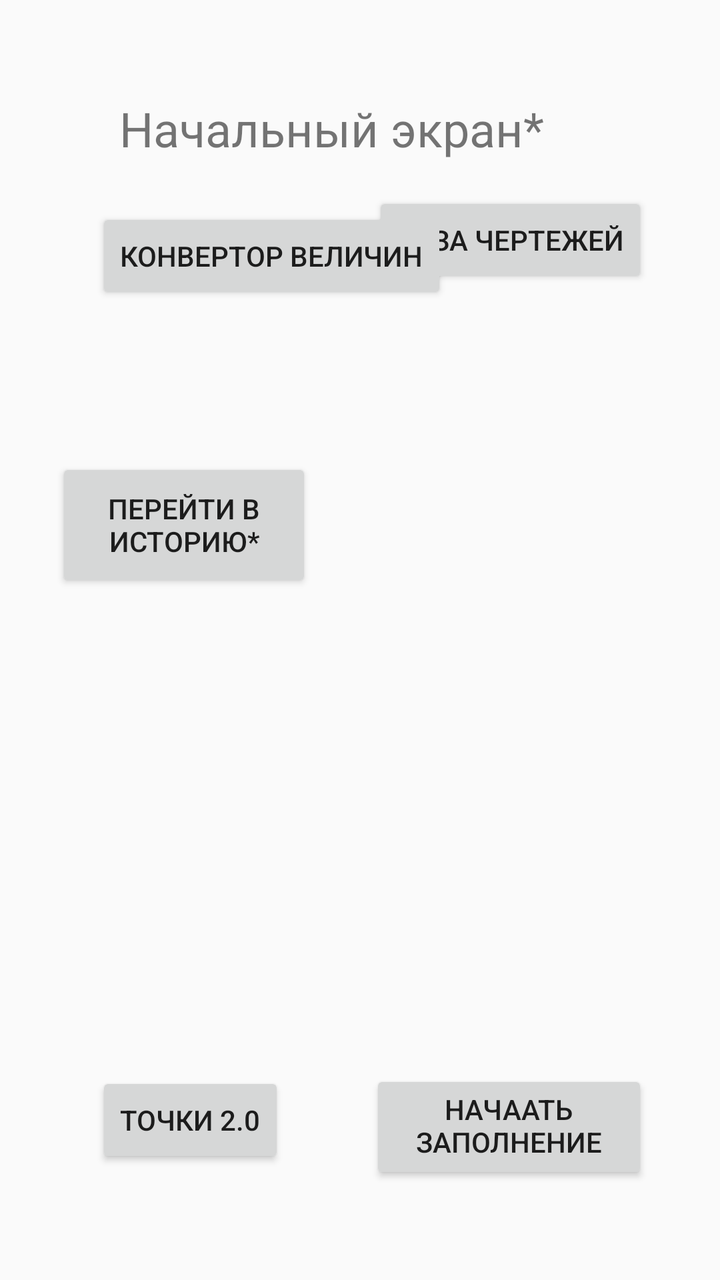
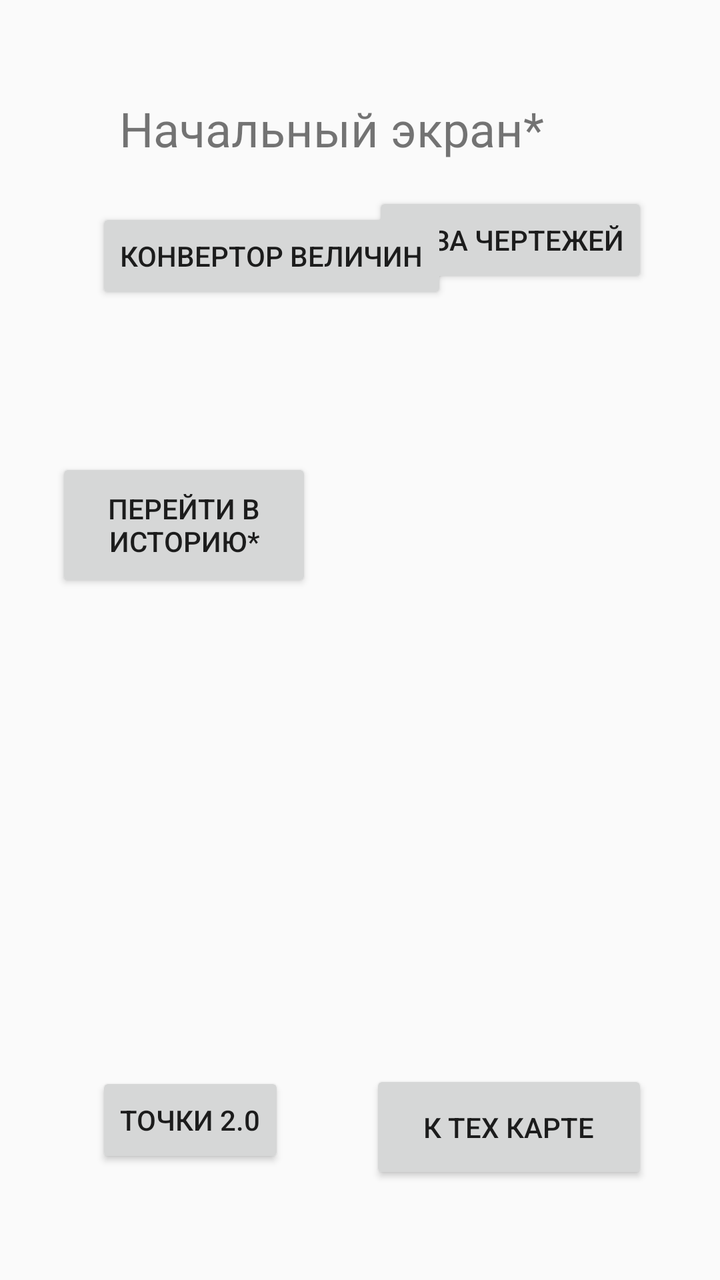

Two renders of the same Android screen: before a commit and after it. Below are the layout's source before the change and the commit's diff.
<!-- AndroidManifest.xml: application theme Theme.AppCompat.Light.DarkActionBar -->
<!-- res/layout/activity_main.xml -->
<?xml version="1.0" encoding="utf-8"?>
<androidx.constraintlayout.widget.ConstraintLayout xmlns:android="http://schemas.android.com/apk/res/android"
    xmlns:app="http://schemas.android.com/apk/res-auto"
    xmlns:tools="http://schemas.android.com/tools"
    android:layout_width="match_parent"
    android:layout_height="match_parent"
    android:gravity="center"
    android:orientation="vertical"
    android:padding="16dp">

    <TextView
        android:layout_width="wrap_content"
        android:layout_height="wrap_content"
        android:layout_marginTop="32dp"
        android:layout_marginEnd="72dp"
        android:text="Начальный экран*"
        android:textSize="24sp"
        app:layout_constraintEnd_toEndOf="parent"
        app:layout_constraintTop_toTopOf="parent"
        tools:ignore="MissingConstraints" />

    <Button
        android:id="@+id/btn_to_history"
        android:layout_width="128dp"
        android:layout_height="67dp"
        android:layout_marginStart="12dp"
        android:layout_marginBottom="328dp"
        android:text="Перейти в историю*"
        app:layout_constraintBottom_toBottomOf="parent"
        app:layout_constraintStart_toStartOf="parent"
        tools:ignore="MissingConstraints" />

    <Button
        android:id="@+id/btn_to_pasport_of_object"
        android:layout_width="139dp"
        android:layout_height="57dp"
        android:layout_marginEnd="20dp"
        android:layout_marginBottom="32dp"
        android:text="начаать заполнение тех карты"
        app:layout_constraintBottom_toBottomOf="parent"
        app:layout_constraintEnd_toEndOf="parent"
        tools:ignore="MissingConstraints" />

    <Button
        android:id="@+id/btn_to_db_info"
        android:layout_width="wrap_content"
        android:layout_height="wrap_content"
        android:layout_marginTop="80dp"
        android:layout_marginEnd="20dp"
        android:text="база чертежей"
        app:layout_constraintEnd_toEndOf="parent"
        app:layout_constraintTop_toTopOf="parent" />

    <Button
        android:id="@+id/btn_calculer"
        android:layout_width="wrap_content"
        android:layout_height="wrap_content"
        android:layout_marginStart="32dp"
        android:layout_marginTop="88dp"
        android:text="конвертор величин"
        app:layout_constraintStart_toStartOf="parent"
        app:layout_constraintTop_toTopOf="parent" />

    <Button
        android:id="@+id/btn_go_to_dots"
        android:layout_width="wrap_content"
        android:layout_height="wrap_content"
        android:layout_marginStart="32dp"
        android:layout_marginBottom="40dp"
        android:text="ТОЧКИ 2.0"
        app:layout_constraintBottom_toBottomOf="parent"
        app:layout_constraintStart_toStartOf="parent" />


</androidx.constraintlayout.widget.ConstraintLayout>
<!-- resources referenced by this layout -->
<resources>

</resources>

<!-- the commit's change to res/layout/activity_main.xml (unified diff, before → after) -->
@@ -36,7 +36,7 @@
         android:layout_height="57dp"
         android:layout_marginEnd="20dp"
         android:layout_marginBottom="32dp"
-        android:text="начаать заполнение тех карты"
+        android:text="К тех карте"
         app:layout_constraintBottom_toBottomOf="parent"
         app:layout_constraintEnd_toEndOf="parent"
         tools:ignore="MissingConstraints" />
